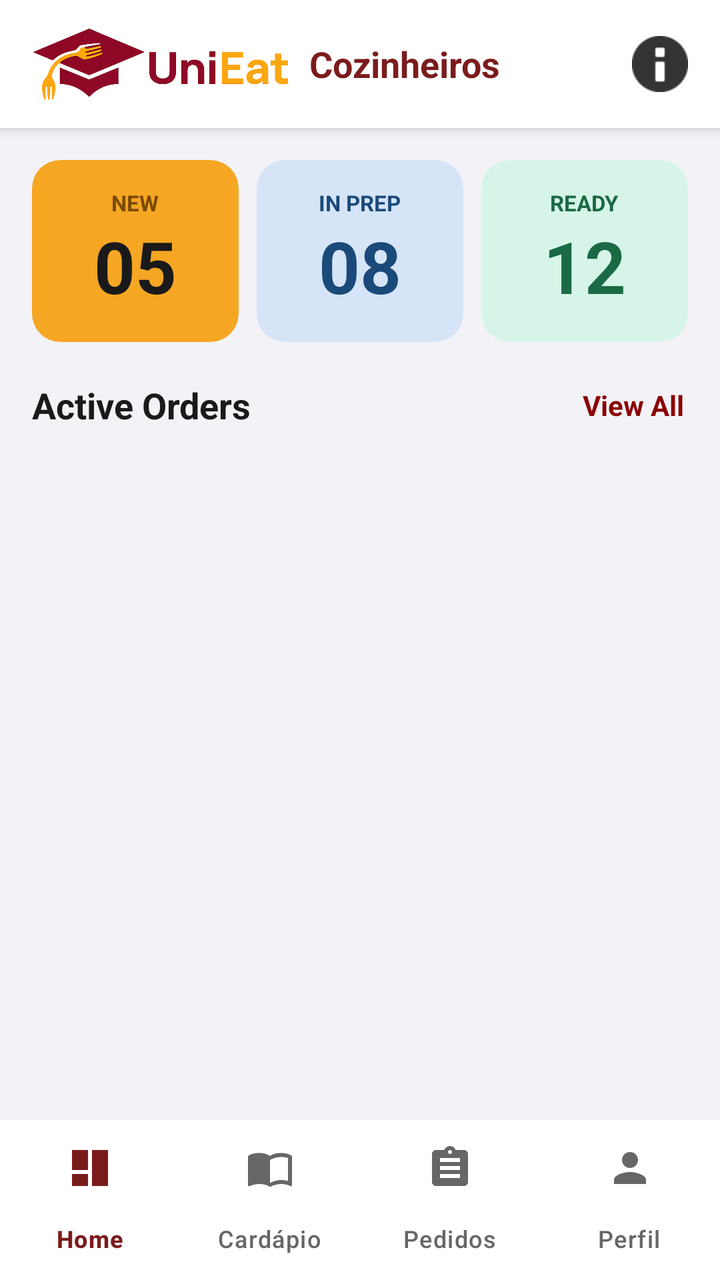
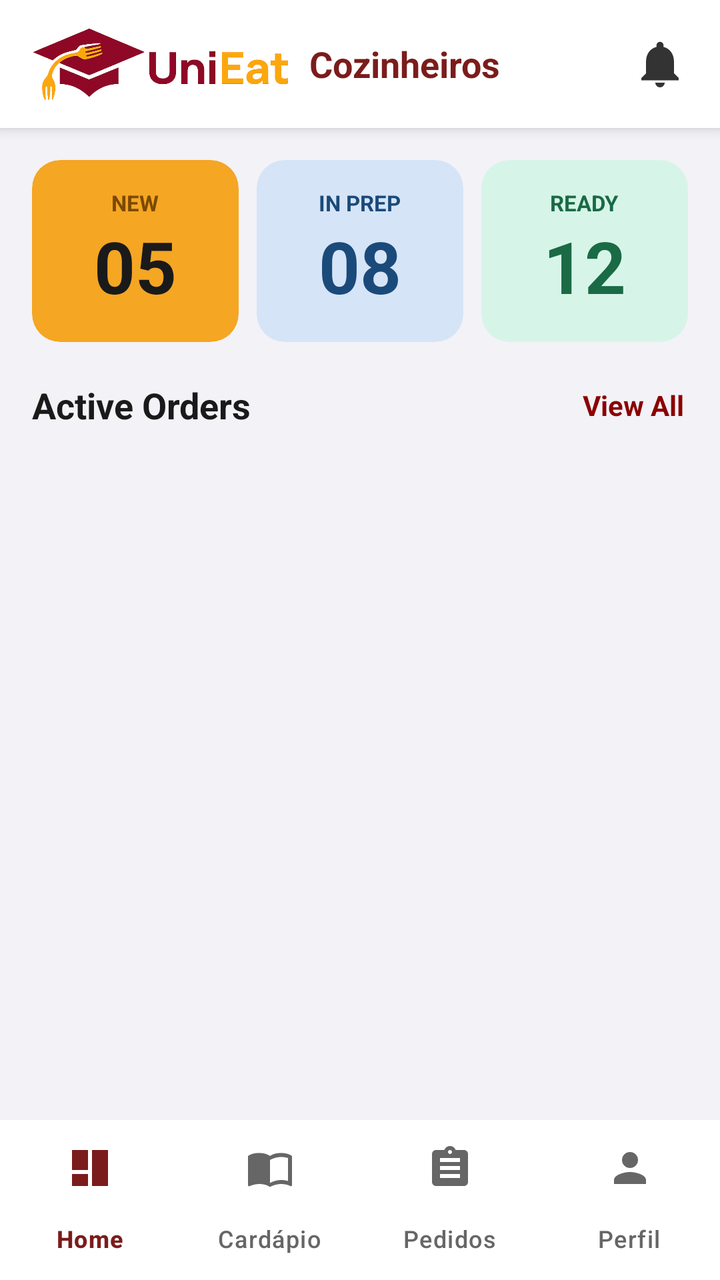

Screens rendered from an Android XML layout before and after an edit, with the pre-edit source and the edit as a unified diff.
<!-- AndroidManifest.xml: application theme Theme.UniEat -->
<!-- res/layout/activity_kitchen_home.xml -->
<?xml version="1.0" encoding="utf-8"?>
<androidx.constraintlayout.widget.ConstraintLayout
    xmlns:android="http://schemas.android.com/apk/res/android"
    xmlns:app="http://schemas.android.com/apk/res-auto"
    xmlns:tools="http://schemas.android.com/tools"
    android:layout_width="match_parent"
    android:layout_height="match_parent"
    android:background="#F2F2F7"
    android:fitsSystemWindows="true">

    
    <LinearLayout
        android:id="@+id/topBar"
        android:layout_width="0dp"
        android:layout_height="wrap_content"
        android:orientation="horizontal"
        android:paddingHorizontal="16dp"
        android:paddingVertical="14dp"
        android:background="#FFFFFF"
        android:gravity="center_vertical"
        app:layout_constraintTop_toTopOf="parent"
        app:layout_constraintStart_toStartOf="parent"
        app:layout_constraintEnd_toEndOf="parent"
        android:elevation="4dp">

        <ImageView
            android:id="@+id/imgLogo"
            android:layout_width="wrap_content"
            android:layout_height="36dp"
            android:src="@drawable/logo_unieat"
            android:adjustViewBounds="true"
            android:contentDescription="UniEat" />

        <TextView
            android:layout_width="0dp"
            android:layout_height="wrap_content"
            android:layout_weight="1"
            android:layout_marginStart="10dp"
            android:text="Cozinheiros"
            android:textColor="#7B1C1C"
            android:textSize="18sp"
            android:textStyle="bold" />

        <ImageView
            android:id="@+id/imgNotification"
            android:layout_width="28dp"
            android:layout_height="28dp"
            android:src="@android:drawable/ic_dialog_info"
            app:tint="#333333" />
    </LinearLayout>

    <androidx.core.widget.NestedScrollView
        android:layout_width="match_parent"
        android:layout_height="0dp"
        android:fillViewport="true"
        app:layout_constraintTop_toBottomOf="@id/topBar"
        app:layout_constraintBottom_toTopOf="@+id/bottomNavigation">

        <LinearLayout
            android:layout_width="match_parent"
            android:layout_height="wrap_content"
            android:orientation="vertical">

            
            <LinearLayout
                android:id="@+id/statusCardsRow"
                android:layout_width="match_parent"
                android:layout_height="wrap_content"
                android:orientation="horizontal"
                android:paddingHorizontal="16dp"
                android:paddingTop="16dp"
                android:paddingBottom="8dp"
                android:weightSum="3">

                
                <androidx.cardview.widget.CardView
                    android:id="@+id/cardFilterNew"
                    android:layout_width="0dp"
                    android:layout_height="wrap_content"
                    android:layout_weight="1"
                    android:layout_marginEnd="6dp"
                    android:clickable="true"
                    android:focusable="true"
                    app:cardCornerRadius="14dp"
                    app:cardElevation="0dp"
                    app:cardBackgroundColor="#F5A623">

                    <LinearLayout
                        android:layout_width="match_parent"
                        android:layout_height="wrap_content"
                        android:orientation="vertical"
                        android:padding="14dp"
                        android:gravity="center">

                        <TextView
                            android:layout_width="wrap_content"
                            android:layout_height="wrap_content"
                            android:text="NEW"
                            android:textColor="#7B4A00"
                            android:textSize="11sp"
                            android:textStyle="bold" />

                        <TextView
                            android:id="@+id/tvNewCount"
                            android:layout_width="wrap_content"
                            android:layout_height="wrap_content"
                            android:text="05"
                            android:textColor="#1A1A1A"
                            android:textSize="36sp"
                            android:textStyle="bold" />
                    </LinearLayout>
                </androidx.cardview.widget.CardView>

                
                <androidx.cardview.widget.CardView
                    android:id="@+id/cardFilterInPrep"
                    android:layout_width="0dp"
                    android:layout_height="wrap_content"
                    android:layout_weight="1"
                    android:layout_marginHorizontal="3dp"
                    android:clickable="true"
                    android:focusable="true"
                    app:cardCornerRadius="14dp"
                    app:cardElevation="0dp"
                    app:cardBackgroundColor="#D6E4F7">

                    <LinearLayout
                        android:layout_width="match_parent"
                        android:layout_height="wrap_content"
                        android:orientation="vertical"
                        android:padding="14dp"
                        android:gravity="center">

                        <TextView
                            android:layout_width="wrap_content"
                            android:layout_height="wrap_content"
                            android:text="IN PREP"
                            android:textColor="#1A4A7A"
                            android:textSize="11sp"
                            android:textStyle="bold" />

                        <TextView
                            android:id="@+id/tvInPrepCount"
                            android:layout_width="wrap_content"
                            android:layout_height="wrap_content"
                            android:text="08"
                            android:textColor="#1A4A7A"
                            android:textSize="36sp"
                            android:textStyle="bold" />
                    </LinearLayout>
                </androidx.cardview.widget.CardView>

                
                <androidx.cardview.widget.CardView
                    android:id="@+id/cardFilterReady"
                    android:layout_width="0dp"
                    android:layout_height="wrap_content"
                    android:layout_weight="1"
                    android:layout_marginStart="6dp"
                    android:clickable="true"
                    android:focusable="true"
                    app:cardCornerRadius="14dp"
                    app:cardElevation="0dp"
                    app:cardBackgroundColor="#D6F5E8">

                    <LinearLayout
                        android:layout_width="match_parent"
                        android:layout_height="wrap_content"
                        android:orientation="vertical"
                        android:padding="14dp"
                        android:gravity="center">

                        <TextView
                            android:layout_width="wrap_content"
                            android:layout_height="wrap_content"
                            android:text="READY"
                            android:textColor="#1A6A45"
                            android:textSize="11sp"
                            android:textStyle="bold" />

                        <TextView
                            android:id="@+id/tvReadyCount"
                            android:layout_width="wrap_content"
                            android:layout_height="wrap_content"
                            android:text="12"
                            android:textColor="#1A6A45"
                            android:textSize="36sp"
                            android:textStyle="bold" />
                    </LinearLayout>
                </androidx.cardview.widget.CardView>
            </LinearLayout>

            
            <LinearLayout
                android:id="@+id/activeOrdersHeader"
                android:layout_width="match_parent"
                android:layout_height="wrap_content"
                android:orientation="horizontal"
                android:paddingHorizontal="16dp"
                android:paddingVertical="10dp"
                android:gravity="center_vertical">

                <TextView
                    android:layout_width="0dp"
                    android:layout_height="wrap_content"
                    android:layout_weight="1"
                    android:text="Active Orders"
                    android:textColor="#1A1A1A"
                    android:textSize="18sp"
                    android:textStyle="bold" />

                <TextView
                    android:id="@+id/tvViewAll"
                    android:layout_width="wrap_content"
                    android:layout_height="wrap_content"
                    android:text="View All"
                    android:textColor="#8B0000"
                    android:textSize="14sp"
                    android:textStyle="bold"
                    android:paddingVertical="4dp"
                    android:paddingHorizontal="2dp"
                    android:clickable="true"
                    android:focusable="true" />
            </LinearLayout>

            
            <androidx.recyclerview.widget.RecyclerView
                android:id="@+id/recyclerOrders"
                android:layout_width="match_parent"
                android:layout_height="wrap_content"
                android:paddingHorizontal="16dp"
                android:paddingTop="10dp"
                android:paddingBottom="12dp"
                android:clipToPadding="false"
                app:layoutManager="androidx.recyclerview.widget.LinearLayoutManager"
                tools:listitem="@layout/item_kitchen_order" />

        </LinearLayout>
    </androidx.core.widget.NestedScrollView>

    <com.google.android.material.bottomnavigation.BottomNavigationView
        android:id="@+id/bottomNavigation"
        android:layout_width="match_parent"
        android:layout_height="80dp"
        android:background="#FFFFFF"
        app:itemIconTint="@drawable/nav_item_color"
        app:itemTextColor="@drawable/nav_item_color"
        app:itemActiveIndicatorStyle="@style/Widget.Material3.BottomNavigationView.ActiveIndicator"
        app:itemRippleColor="@null"
        app:labelVisibilityMode="labeled"
        app:menu="@menu/kitchen_nav_menu"
        app:layout_constraintBottom_toBottomOf="parent" />

</androidx.constraintlayout.widget.ConstraintLayout>
<!-- res/layout/item_kitchen_order.xml (included above) -->
<?xml version="1.0" encoding="utf-8"?>
<com.google.android.material.card.MaterialCardView xmlns:android="http://schemas.android.com/apk/res/android"
    xmlns:app="http://schemas.android.com/apk/res-auto"
    android:id="@+id/cardOrder"
    android:layout_width="match_parent"
    android:layout_height="wrap_content"
    android:layout_marginBottom="12dp"
    app:cardCornerRadius="16dp"
    app:cardElevation="2dp"
    app:strokeColor="#EEEEEE"
    app:strokeWidth="1dp">

    <LinearLayout
        android:layout_width="match_parent"
        android:layout_height="wrap_content"
        android:orientation="horizontal">

        
        <View
            android:id="@+id/viewStatusIndicator"
            android:layout_width="4dp"
            android:layout_height="match_parent"
            android:background="#FFB84C" />

        <LinearLayout
            android:layout_width="match_parent"
            android:layout_height="wrap_content"
            android:orientation="vertical"
            android:padding="16dp">

            <RelativeLayout
                android:layout_width="match_parent"
                android:layout_height="wrap_content">

                <LinearLayout
                    android:layout_width="wrap_content"
                    android:layout_height="wrap_content"
                    android:layout_alignParentStart="true"
                    android:layout_toStartOf="@+id/llTimeStatus"
                    android:orientation="vertical">

                    <TextView
                        android:id="@+id/tvOrderNumber"
                        android:layout_width="wrap_content"
                        android:layout_height="wrap_content"
                        android:text="Order #8842"
                        android:textColor="#888888"
                        android:textSize="11sp" />

                    <TextView
                        android:id="@+id/tvCustomerName"
                        android:layout_width="wrap_content"
                        android:layout_height="wrap_content"
                        android:layout_marginTop="2dp"
                        android:text="Marcos Vinícius"
                        android:textColor="#000000"
                        android:textSize="16sp"
                        android:textStyle="bold" />

                    <TextView
                        android:id="@+id/tvLocation"
                        android:layout_width="wrap_content"
                        android:layout_height="wrap_content"
                        android:layout_marginTop="2dp"
                        android:text="UNINTA • Engineering Block"
                        android:textColor="#666666"
                        android:textSize="13sp" />
                </LinearLayout>

                <LinearLayout
                    android:id="@+id/llTimeStatus"
                    android:layout_width="wrap_content"
                    android:layout_height="wrap_content"
                    android:layout_alignParentEnd="true"
                    android:gravity="end"
                    android:orientation="vertical">

                    <TextView
                        android:id="@+id/tvOrderTime"
                        android:layout_width="wrap_content"
                        android:layout_height="wrap_content"
                        android:text="10:45 AM"
                        android:textColor="#888888"
                        android:textSize="11sp" />

                    <TextView
                        android:id="@+id/tvStatusBadge"
                        android:layout_width="wrap_content"
                        android:layout_height="wrap_content"
                        android:layout_marginTop="6dp"
                        android:background="@drawable/shape_badge_destaque"
                        android:backgroundTint="#FFF5E1"
                        android:paddingHorizontal="8dp"
                        android:paddingVertical="2dp"
                        android:text="NEW"
                        android:textColor="#FFB84C"
                        android:textSize="9sp"
                        android:textStyle="bold" />
                </LinearLayout>
            </RelativeLayout>

            <com.google.android.material.chip.ChipGroup
                android:id="@+id/chipGroupItems"
                android:layout_width="match_parent"
                android:layout_height="wrap_content"
                android:layout_marginTop="12dp"
                app:chipSpacingHorizontal="8dp">
                
            </com.google.android.material.chip.ChipGroup>

            <com.google.android.material.button.MaterialButton
                android:id="@+id/btnOrderAction"
                android:layout_width="match_parent"
                android:layout_height="48dp"
                android:layout_marginTop="16dp"
                android:backgroundTint="#7B1C1C"
                android:text="Accept Order"
                android:textAllCaps="false"
                android:textColor="#FFFFFF"
                android:textSize="14sp"
                android:textStyle="bold"
                app:cornerRadius="10dp" />

        </LinearLayout>
    </LinearLayout>
</com.google.android.material.card.MaterialCardView>
<!-- resources referenced by this layout -->
<resources>
  <!-- drawable logo_unieat: png bitmap (drawable, 134527 bytes) -->
  <!-- drawable nav_item_color (drawable) -->
  <?xml version="1.0" encoding="utf-8"?>
  <selector xmlns:android="http://schemas.android.com/apk/res/android">
      <item android:color="#7B1C1C" android:state_checked="true" />
      <item android:color="#666666" />
  </selector>
  <!-- drawable shape_badge_destaque (drawable) -->
  <?xml version="1.0" encoding="utf-8"?>
  <shape xmlns:android="http://schemas.android.com/apk/res/android">
      <solid android:color="#FFE8B1" />
      <corners android:radius="12dp" />
  </shape>
  <style name="Theme.UniEat" parent="Base.Theme.UniEat" />
  <style name="Base.Theme.UniEat" parent="Theme.Material3.Light.NoActionBar">
  </style>
</resources>

<!-- the commit's change to res/layout/activity_kitchen_home.xml (unified diff, before → after) -->
@@ -45,7 +45,7 @@
             android:id="@+id/imgNotification"
             android:layout_width="28dp"
             android:layout_height="28dp"
-            android:src="@android:drawable/ic_dialog_info"
+            android:src="@drawable/ic_bell"
             app:tint="#333333" />
     </LinearLayout>
 
<!-- resource entries referenced after the edit -->
@@ -1,5 +1,16 @@
 <!-- resources referenced by this layout -->
 <resources>
+  <!-- drawable ic_bell (drawable) -->
+  <?xml version="1.0" encoding="utf-8"?>
+  <vector xmlns:android="http://schemas.android.com/apk/res/android"
+      android:width="24dp"
+      android:height="24dp"
+      android:viewportWidth="24"
+      android:viewportHeight="24">
+      <path
+          android:fillColor="@android:color/black"
+          android:pathData="M12,22c1.1,0 2,-0.9 2,-2h-4c0,1.1 0.9,2 2,2zm6,-6v-5c0,-3.07 -1.64,-5.64 -4.5,-6.32V4c0,-0.83 -0.67,-1.5 -1.5,-1.5S10.5,3.17 10.5,4v0.68C7.63,5.36 6,7.92 6,11v5l-2,2v1h16v-1l-2,-2z" />
+  </vector>
   <!-- drawable logo_unieat: png bitmap (drawable, 134527 bytes) -->
   <!-- drawable nav_item_color (drawable) -->
   <?xml version="1.0" encoding="utf-8"?>
